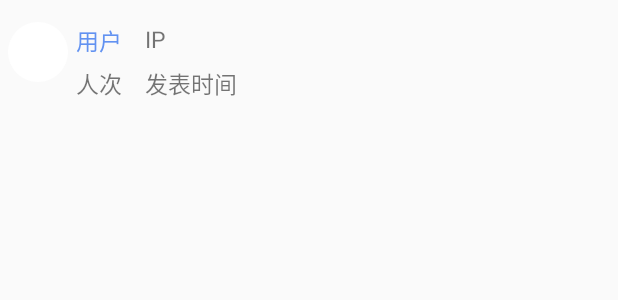
After one commit to 871728798/YiYuanTao, an Android app: the layout item_list_prizedetail.xml on its own in the app's theme, with its tools: preview values and no code run, on a phone screen of 412 x 824 dp. The commit adds this screen. Shown: the top 300 px of the screen. Run offline under Robolectric (Android 15) with nearby library versions, the phone set to English and light mode, and no system bars.

Commit message:
自定义ListView解决 与 ScrollView 滑动冲突的问题 奖品详情的布局 与 评论的item_prizedetail的编写

```diff
--- /dev/null
+++ b/app/src/main/res/layout/item_list_prizedetail.xml
@@ -0,0 +1,63 @@
+<?xml version="1.0" encoding="utf-8"?>
+<LinearLayout xmlns:android="http://schemas.android.com/apk/res/android"
+    android:layout_width="match_parent"
+    android:layout_height="match_parent"
+    android:orientation="vertical">
+
+    <RelativeLayout
+        android:layout_width="match_parent"
+        android:layout_height="70dp">
+
+        <ImageView
+            android:id="@+id/iv_user"
+            android:layout_width="40dp"
+            android:layout_height="40dp"
+            android:layout_centerVertical="true"
+            android:layout_margin="5dp"
+            android:scaleType="centerCrop"
+            android:src="@drawable/custom_iv" />
+
+        <TextView
+            android:id="@+id/tv_user"
+            android:layout_width="wrap_content"
+            android:layout_height="wrap_content"
+            android:layout_marginTop="15dp"
+            android:layout_toRightOf="@+id/iv_user"
+            android:text="用户"
+            android:textColor="#6292f1"
+            android:textSize="15sp" />
+
+        <TextView
+            android:id="@+id/tv_userip"
+            android:layout_width="wrap_content"
+            android:layout_height="wrap_content"
+            android:layout_margin="15sp"
+            android:layout_toRightOf="@+id/tv_user"
+            android:text="IP"
+            android:textSize="15sp" />
+
+        <TextView
+            android:id="@+id/tv_personcount"
+            android:layout_width="wrap_content"
+            android:layout_height="wrap_content"
+            android:layout_below="@+id/tv_user"
+            android:layout_marginTop="5dp"
+            android:layout_toRightOf="@+id/iv_user"
+            android:text="人次"
+            android:textSize="15sp" />
+
+        <TextView
+            android:layout_width="wrap_content"
+            android:layout_height="wrap_content"
+            android:layout_below="@+id/tv_user"
+            android:layout_marginLeft="15dp"
+            android:layout_marginTop="5dp"
+            android:layout_toRightOf="@+id/tv_personcount"
+            android:text="发表时间"
+            android:textSize="15sp" />
+
+
+    </RelativeLayout>
+
+
+</LinearLayout>
```
Also changed, not shown: app/src/main/java/com/qianfeng/yiyuantao/activity/PrizeDetailActivity.java (+10 -3 lines), app/src/main/java/com/qianfeng/yiyuantao/custom/MyListView.java (added, +20 -0 lines), app/src/main/res/layout/activity_prize_detail.xml (+6 -3 lines).
